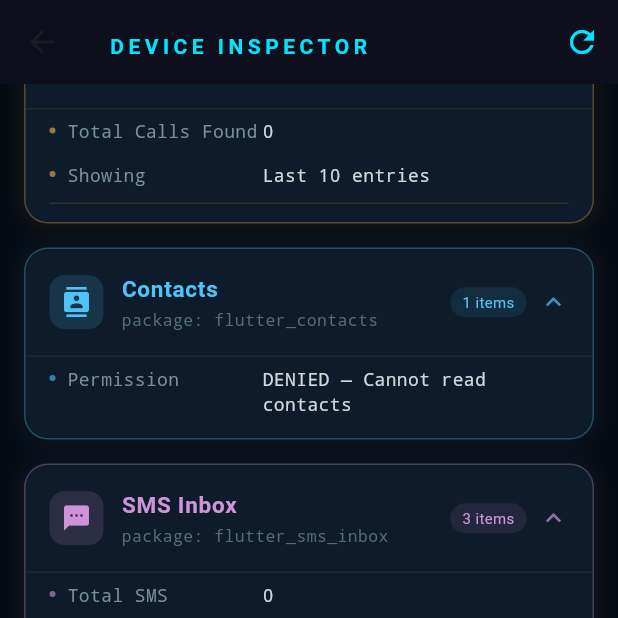
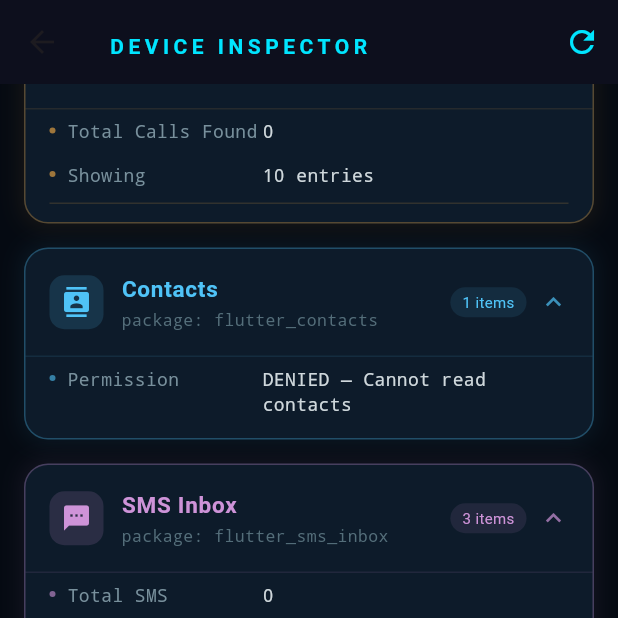
Before and after one commit to itsciworld/childapp, a Flutter app: the DeviceInfoScreen screen opened directly, scrolled down 1728 dp, on a phone screen of 412 x 824 dp, the top half of it. Run offline on Flutter 3.47's test engine with Material 3 defaults, Android fonts, the phone set to English and light mode, and no system bars; our stand-ins replace battery_plus, connectivity_plus, device_info_plus, dio, flutter_contacts, flutter_dotenv and 6 more; missing offline and left inert: call_log, flutter_background_service, flutter_sms_inbox, photo_manager, usage_stats; accounts and stored records are empty; statements that could not run were skipped.

Commit message:
fix issue

```diff
--- a/lib/testing.dart
+++ b/lib/testing.dart
@@ -397,7 +397,7 @@ class _DeviceInfoScreenState extends State<DeviceInfoScreen>
 
       final items = <InfoItem>[
         InfoItem('Total Calls Found', entries.length.toString()),
-        const InfoItem('Showing', 'Last 10 entries'),
+        const InfoItem('Showing', '10 entries'),
         const InfoItem('─────────────', '──────────'),
       ];
 
```
